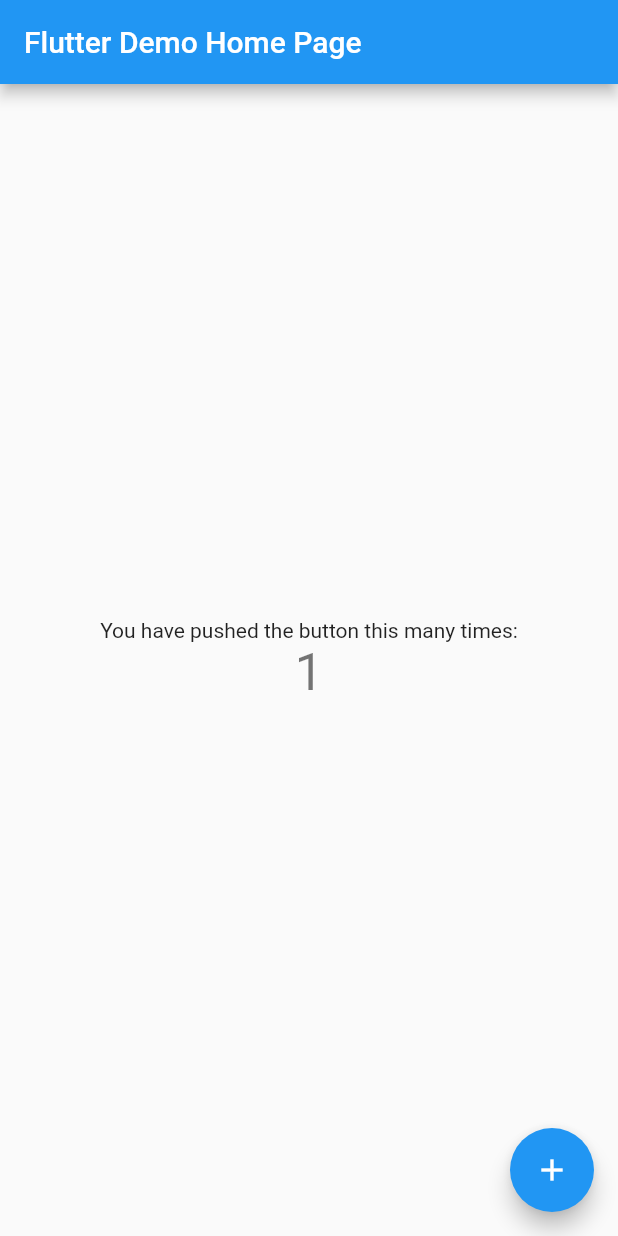
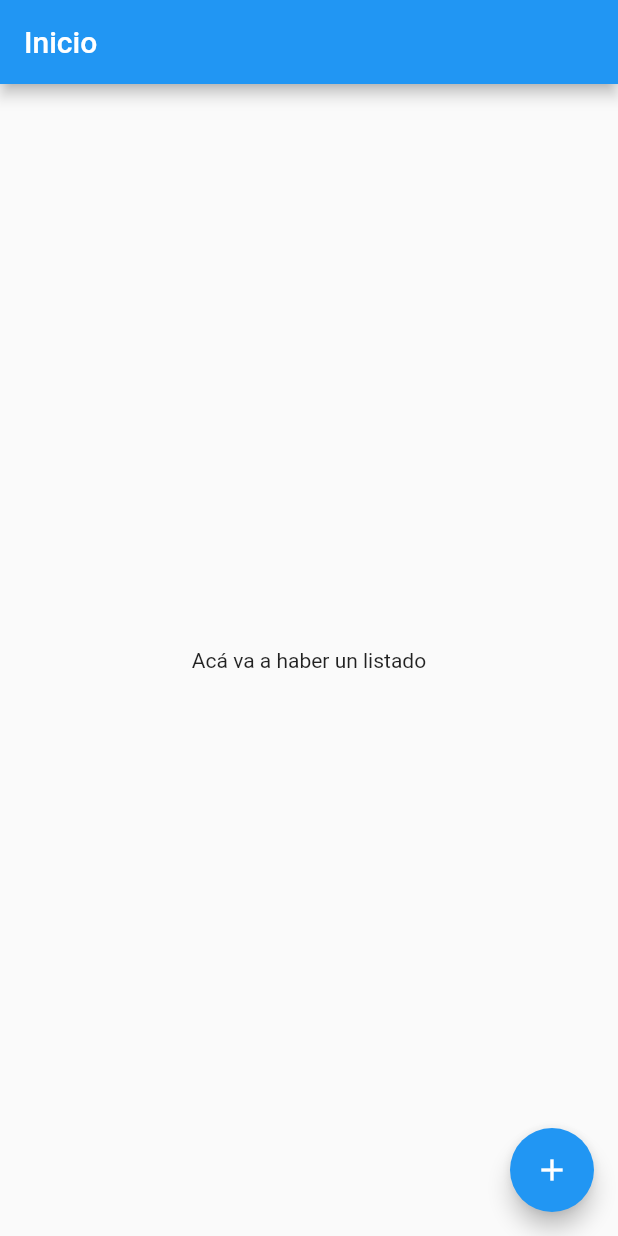
Before and after one commit to Marcoo09/inmobiliaria_uy, a Flutter app: the screen it shows after launch, after a tap on the "add" icon, on a phone screen of 412 x 824 dp. Run offline on Flutter 3.47's test engine with Material 2 defaults, Android fonts, the phone set to English and light mode, and no system bars.

```diff
--- a/lib/main.dart
+++ b/lib/main.dart
@@ -1,4 +1,5 @@
 import 'package:flutter/material.dart';
+import 'package:inmobiliariauy/src/scenes/home/home.dart';
 
 void main() {
   runApp(MyApp());
@@ -9,109 +10,12 @@ class MyApp extends StatelessWidget {
   @override
   Widget build(BuildContext context) {
     return MaterialApp(
-      title: 'Flutter Demo',
+      title: 'Gany App',
       theme: ThemeData(
-        // This is the theme of your application.
-        //
-        // Try running your application with "flutter run". You'll see the
-        // application has a blue toolbar. Then, without quitting the app, try
-        // changing the primarySwatch below to Colors.green and then invoke
-        // "hot reload" (press "r" in the console where you ran "flutter run",
-        // or simply save your changes to "hot reload" in a Flutter IDE).
-        // Notice that the counter didn't reset back to zero; the application
-        // is not restarted.
         primarySwatch: Colors.blue,
-        // This makes the visual density adapt to the platform that you run
-        // the app on. For desktop platforms, the controls will be smaller and
-        // closer together (more dense) than on mobile platforms.
         visualDensity: VisualDensity.adaptivePlatformDensity,
       ),
-      home: MyHomePage(title: 'Flutter Demo Home Page'),
+      home: Home(),
     );
   }
 }
-
-class MyHomePage extends StatefulWidget {
-  MyHomePage({Key key, this.title}) : super(key: key);
-
-  // This widget is the home page of your application. It is stateful, meaning
-  // that it has a State object (defined below) that contains fields that affect
-  // how it looks.
-
-  // This class is the configuration for the state. It holds the values (in this
-  // case the title) provided by the parent (in this case the App widget) and
-  // used by the build method of the State. Fields in a Widget subclass are
-  // always marked "final".
-
-  final String title;
-
-  @override
-  _MyHomePageState createState() => _MyHomePageState();
-}
-
-class _MyHomePageState extends State<MyHomePage> {
-  int _counter = 0;
-
-  void _incrementCounter() {
-    setState(() {
-      // This call to setState tells the Flutter framework that something has
-      // changed in this State, which causes it to rerun the build method below
-      // so that the display can reflect the updated values. If we changed
-      // _counter without calling setState(), then the build method would not be
-      // called again, and so nothing would appear to happen.
-      _counter++;
-    });
-  }
-
-  @override
-  Widget build(BuildContext context) {
-    // This method is rerun every time setState is called, for instance as done
-    // by the _incrementCounter method above.
-    //
-    // The Flutter framework has been optimized to make rerunning build methods
-    // fast, so that you can just rebuild anything that needs updating rather
-    // than having to individually change instances of widgets.
-    return Scaffold(
-      appBar: AppBar(
-        // Here we take the value from the MyHomePage object that was created by
-        // the App.build method, and use it to set our appbar title.
-        title: Text(widget.title),
-      ),
-      body: Center(
-        // Center is a layout widget. It takes a single child and positions it
-        // in the middle of the parent.
-        child: Column(
-          // Column is also a layout widget. It takes a list of children and
-          // arranges them vertically. By default, it sizes itself to fit its
-          // children horizontally, and tries to be as tall as its parent.
-          //
-          // Invoke "debug painting" (press "p" in the console, choose the
-          // "Toggle Debug Paint" action from the Flutter Inspector in Android
-          // Studio, or the "Toggle Debug Paint" command in Visual Studio Code)
-          // to see the wireframe for each widget.
-          //
-          // Column has various properties to control how it sizes itself and
-          // how it positions its children. Here we use mainAxisAlignment to
-          // center the children vertically; the main axis here is the vertical
-          // axis because Columns are vertical (the cross axis would be
-          // horizontal).
-          mainAxisAlignment: MainAxisAlignment.center,
-          children: <Widget>[
-            Text(
-              'You have pushed the button this many times:',
-            ),
-            Text(
-              '$_counter',
-              style: Theme.of(context).textTheme.headline4,
-            ),
-          ],
-        ),
-      ),
-      floatingActionButton: FloatingActionButton(
-        onPressed: _incrementCounter,
-        tooltip: 'Increment',
-        child: Icon(Icons.add),
-      ), // This trailing comma makes auto-formatting nicer for build methods.
-    );
-  }
-}
--- /dev/null
+++ b/lib/src/scenes/home/home.dart
@@ -0,0 +1,30 @@
+import 'package:flutter/material.dart';
+
+class Home extends StatelessWidget {
+
+  @override
+  Widget build(BuildContext context) {
+    return Scaffold(
+      appBar: AppBar(
+        title: Text('Inicio'),
+      ),
+      body: Center(
+        child: Column(
+          mainAxisAlignment: MainAxisAlignment.center,
+          children: <Widget>[
+            Text(
+              'Acá va a haber un listado',
+            ),
+          ],
+        ),
+      ),
+      floatingActionButton: FloatingActionButton(
+        onPressed: () => {
+
+        },
+        tooltip: 'Nuevo registro',
+        child: Icon(Icons.add),
+      ), // This trailing comma makes auto-formatting nicer for build methods.
+    );
+  }
+}
```
